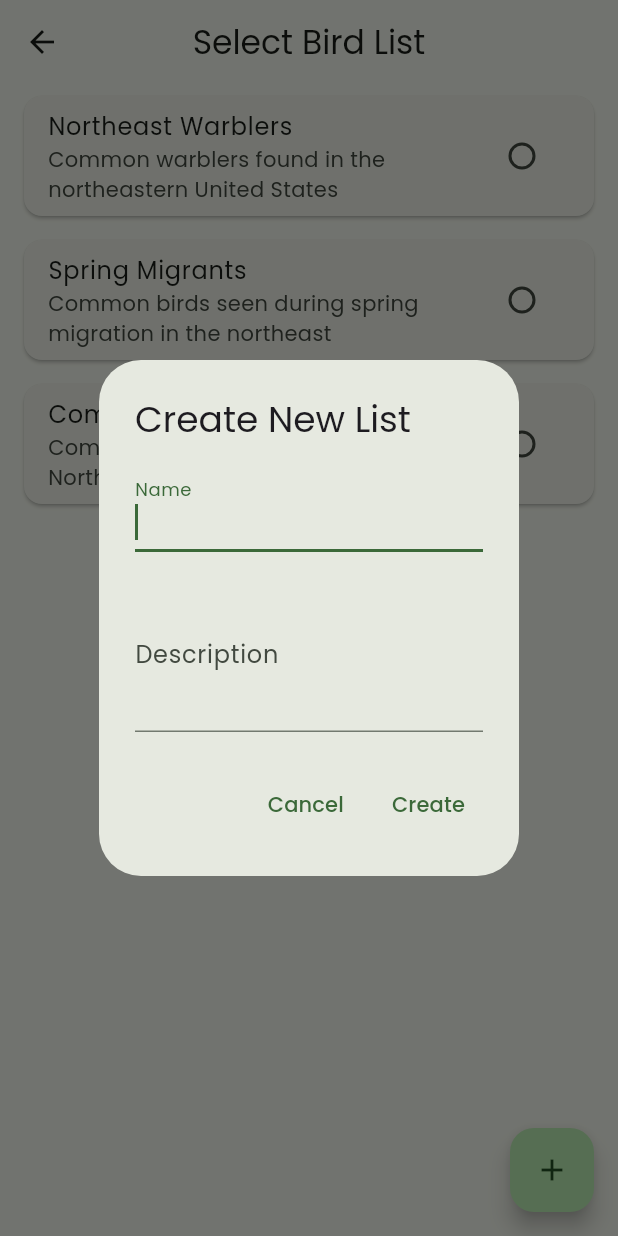
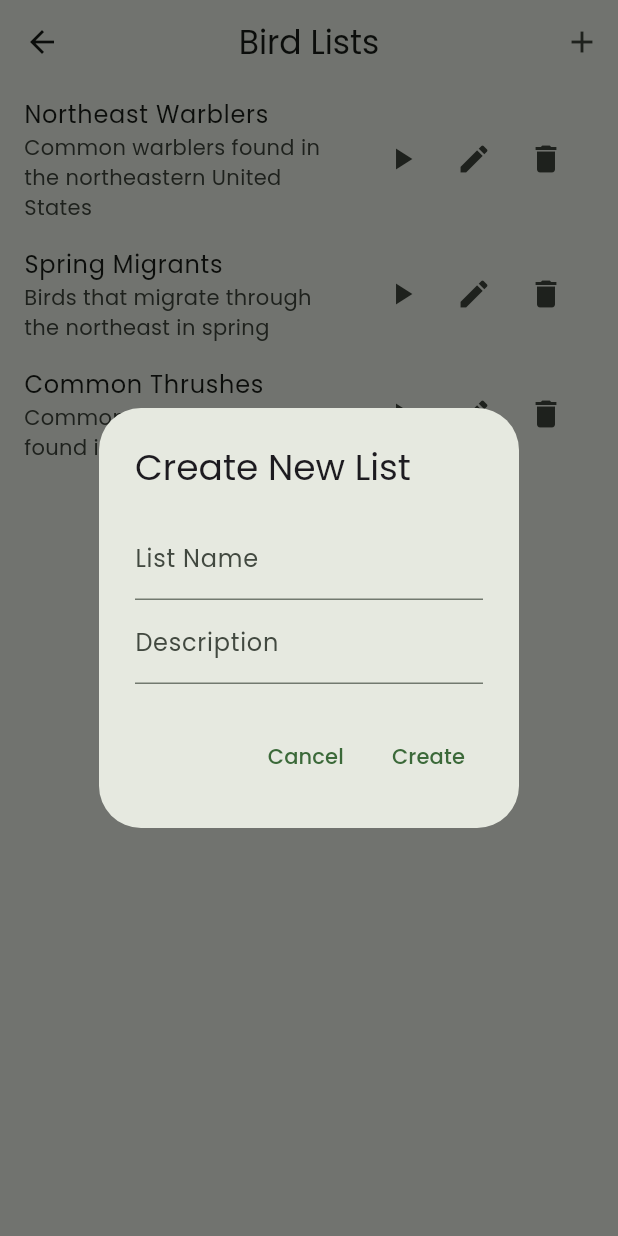
Before and after one commit to cfp02/Birdsong-Ear-Trainer, a Flutter app: the BirdListSelectionScreen screen opened by its route, after a tap on the "add" icon, on a phone screen of 412 x 824 dp. Run offline on Flutter 3.47's test engine with Material 3 defaults, Android fonts, the light colour scheme and no system bars; our stand-ins replace flutter_dotenv, flutter_riverpod, google_fonts, just_audio, shared_preferences, sqflite; accounts and stored records are empty.

```diff
--- a/birdsong_trainer/lib/models/bird_list.dart
+++ b/birdsong_trainer/lib/models/bird_list.dart
@@ -7,7 +7,7 @@ class BirdList {
   final String description;
   final List<String> birdIds;
   final bool isCustom;
-  final List<String> regions;
+  final List<String>? regions;
   final List<String>? families;
 
   const BirdList({
@@ -16,9 +16,76 @@ class BirdList {
     required this.description,
     required this.birdIds,
     this.isCustom = false,
-    required this.regions,
+    this.regions,
     this.families,
   });
+
+  static const List<BirdList> predefinedLists = [
+    BirdList(
+      id: 'northeast_warblers',
+      name: 'Northeast Warblers',
+      description: 'Common warblers found in the northeastern United States',
+      birdIds: [
+        'btbwar', // Black-throated Blue Warbler
+        'btgwar', // Black-throated Green Warbler
+        'comyel', // Common Yellowthroat
+        'ovenbi1', // Ovenbird
+        'prawar', // Prairie Warbler
+        'yelwar', // Yellow Warbler
+        'nswwar', // Northern Waterthrush
+        'mowar', // Mourning Warbler
+        'amered', // American Redstart
+        'magwar', // Magnolia Warbler
+        'bawwar', // Black-and-white Warbler
+        'blpwar', // Blackpoll Warbler
+        'bnowa', // Bay-breasted Warbler
+        'cawwar', // Canada Warbler
+        'chswar', // Chestnut-sided Warbler
+        'howwar', // Hooded Warbler
+        'kewwar', // Kentucky Warbler
+        'nopwar', // Northern Parula
+        'pawwar', // Palm Warbler
+        'prowar', // Prothonotary Warbler
+        'whtwar', // Wilson's Warbler
+        'yebcha', // Yellow-breasted Chat
+        'yewwar', // Yellow-throated Warbler
+      ],
+      regions: ['US-MA', 'US-NY', 'US-VT', 'US-NH', 'US-ME'],
+      families: ['Parulidae'],
+    ),
+    BirdList(
+      id: 'spring_migrants',
+      name: 'Spring Migrants',
+      description: 'Birds that migrate through the northeast in spring',
+      birdIds: [
+        'bawwar', // Black-and-white Warbler
+        'nswwar', // Northern Waterthrush
+        'ovenbi1', // Ovenbird
+        'comyel', // Common Yellowthroat
+        'yelwar', // Yellow Warbler
+        'btgwar', // Black-throated Green Warbler
+        'btbwar', // Black-throated Blue Warbler
+        'prawar', // Prairie Warbler
+        'amered', // American Redstart
+        'magwar', // Magnolia Warbler
+      ],
+      regions: ['US-MA', 'US-NY', 'US-VT', 'US-NH', 'US-ME'],
+    ),
+    BirdList(
+      id: 'common_thrushes',
+      name: 'Common Thrushes',
+      description: 'Common thrush species found in the northeast',
+      birdIds: [
+        'amerob', // American Robin
+        'herthr', // Hermit Thrush
+        'swathr', // Swainson's Thrush
+        'woothr', // Wood Thrush
+        'veery', // Veery
+      ],
+      regions: ['US-MA', 'US-NY', 'US-VT', 'US-NH', 'US-ME'],
+      families: ['Turdidae'],
+    ),
+  ];
 
   BirdList copyWith({
     String? id,
@@ -39,50 +106,4 @@ class BirdList {
       families: families ?? this.families,
     );
   }
-
-  static final List<BirdList> predefinedLists = [
-    const BirdList(
-      id: 'northeast_warblers',
-      name: 'Northeast Warblers',
-      description: 'Common warblers found in the northeastern United States',
-      birdIds: [
-        'btbwar', // Black-throated Blue Warbler
-        'btgwar', // Black-throated Green Warbler
-        'comyel', // Common Yellowthroat
-        'nswwar', // Northern Waterthrush
-        'ovenbi1', // Ovenbird
-        'prawar', // Prairie Warbler
-        'yelwar', // Yellow Warbler
-      ],
-      regions: ['US-MA', 'US-NY', 'US-CT', 'US-RI', 'US-NH', 'US-VT', 'US-ME'],
-      families: ['Parulidae'],
-    ),
-    const BirdList(
-      id: 'spring_migrants',
-      name: 'Spring Migrants',
-      description: 'Common birds seen during spring migration in the northeast',
-      birdIds: [
-        'bawwar', // Black-and-white Warbler
-        'comyel', // Common Yellowthroat
-        'ovenbi1', // Ovenbird
-        'swathr', // Swainson's Thrush
-        'whtspa', // White-throated Sparrow
-        'yelwar', // Yellow Warbler
-      ],
-      regions: ['US-MA', 'US-NY', 'US-CT', 'US-RI', 'US-NH', 'US-VT', 'US-ME'],
-    ),
-    const BirdList(
-      id: 'common_thrushes',
-      name: 'Common Thrushes',
-      description: 'Common thrush species found in North America',
-      birdIds: [
-        'amerob', // American Robin
-        'herthr', // Hermit Thrush
-        'swathr', // Swainson's Thrush
-        'woothr', // Wood Thrush
-      ],
-      regions: ['US-MA', 'US-NY', 'US-CT', 'US-RI', 'US-NH', 'US-VT', 'US-ME'],
-      families: ['Turdidae'],
-    ),
-  ];
 }
--- a/birdsong_trainer/lib/providers/bird_list_provider.dart
+++ b/birdsong_trainer/lib/providers/bird_list_provider.dart
@@ -3,6 +3,7 @@ import '../models/bird_list.dart';
 import '../models/bird.dart';
 import '../providers/ebird_provider.dart';
 import '../services/ebird_service.dart';
+import '../services/bird_mapping_service.dart';
 
 class BirdListsNotifier extends StateNotifier<List<BirdList>> {
   BirdListsNotifier() : super(BirdList.predefinedLists);
@@ -11,8 +12,8 @@ class BirdListsNotifier extends StateNotifier<List<BirdList>> {
     state = [...state, list];
   }
 
-  void removeCustomList(String id) {
-    state = state.where((list) => list.id != id).toList();
+  void removeCustomList(BirdList list) {
+    state = state.where((l) => l.id != list.id).toList();
   }
 
   void updateCustomList(BirdList updatedList) {
@@ -31,36 +32,50 @@ final selectedBirdListProvider = StateProvider<BirdList?>((ref) => null);
 
 final birdsInSelectedListProvider = FutureProvider<List<Bird>>((ref) async {
   final selectedList = ref.watch(selectedBirdListProvider);
-  final ebirdService = ref.watch(ebirdServiceProvider);
+  if (selectedList == null) return [];
 
-  if (selectedList == null) {
-    return [];
+  // Special handling for Northeast Warblers list
+  if (selectedList.name == 'Northeast Warblers') {
+    final ebirdService = ref.watch(ebirdServiceProvider);
+    try {
+      // Fetch all birds from MA region
+      final regionBirds =
+          await ebirdService.getBirdsByRegion(regionCode: 'US-MA');
+
+      // Filter for warblers
+      final warblers = regionBirds
+          .where((bird) {
+            final commonName = bird['comName'] as String? ?? '';
+            final scientificName = bird['sciName'] as String? ?? '';
+            final family = bird['familyComName'] as String? ?? '';
+
+            return commonName.toLowerCase().contains('warbler') ||
+                scientificName.toLowerCase().contains('setophaga') ||
+                scientificName.toLowerCase().contains('geothlypis') ||
+                scientificName.toLowerCase().contains('parkesia') ||
+                family.toLowerCase().contains('parulidae');
+          })
+          .map((birdData) => Bird(
+                speciesCode: birdData['speciesCode'] as String,
+                commonName: birdData['comName'] as String,
+                scientificName: birdData['sciName'] as String,
+                family: birdData['familyComName'] as String?,
+                region: 'US-MA',
+              ))
+          .toList();
+
+      print('Found ${warblers.length} warblers in MA region');
+      return warblers;
+    } catch (e) {
+      print('Error fetching warblers: $e');
+      return [];
+    }
   }
 
-  try {
-    final birds = <Bird>[];
-    for (final speciesCode in selectedList.birdIds) {
-      try {
-        final birdData = await ebirdService.getBirdData(speciesCode);
-        if (birdData != null) {
-          birds.add(Bird(
-            speciesCode: birdData['speciesCode'] ?? speciesCode,
-            commonName: birdData['comName'] ?? 'Unknown',
-            scientificName: birdData['sciName'] ?? 'Unknown',
-            family: birdData['familyComName'],
-            region: selectedList.regions.first,
-            difficulty: 1, // Default difficulty
-          ));
-        }
-      } catch (e) {
-        print('Error fetching bird data for $speciesCode: $e');
-        // Continue with next bird even if one fails
-      }
-    }
-    print('Successfully fetched ${birds.length} birds');
-    return birds;
-  } catch (e) {
-    print('Error in birdsInSelectedListProvider: $e');
-    rethrow;
-  }
+  // For other lists, use the existing mapping service
+  final mappingService = ref.watch(birdMappingServiceProvider);
+  final birds =
+      await mappingService.getBirdsFromSpeciesCodes(selectedList.birdIds);
+  print('Found ${birds.length} birds in list ${selectedList.name}');
+  return birds;
 });
--- a/birdsong_trainer/lib/providers/ebird_provider.dart
+++ b/birdsong_trainer/lib/providers/ebird_provider.dart
@@ -25,6 +25,6 @@ final selectedRegionProvider = StateProvider<String>((ref) {
 final birdsProvider =
     FutureProvider.family<List<Bird>, String>((ref, regionCode) async {
   final service = ref.watch(ebirdServiceProvider);
-  final birds = await service.getBirdsByRegion(regionCode);
+  final birds = await service.getBirdsByRegion(regionCode: regionCode);
   return birds.map((bird) => Bird.fromJson(bird)).toList();
 });
--- a/birdsong_trainer/lib/screens/bird_list_selection_screen.dart
+++ b/birdsong_trainer/lib/screens/bird_list_selection_screen.dart
@@ -3,39 +3,96 @@ import 'package:flutter_riverpod/flutter_riverpod.dart';
 import '../models/bird.dart';
 import '../models/bird_list.dart';
 import '../providers/bird_list_provider.dart';
-import '../providers/ebird_provider.dart';
+import 'bird_list_edit_screen.dart';
 import 'training_setup_screen.dart';
-import 'settings_screen.dart';
-import 'bird_list_edit_screen.dart';
 
 class BirdListSelectionScreen extends ConsumerWidget {
   const BirdListSelectionScreen({super.key});
 
-  void _showEditDialog(BuildContext context, WidgetRef ref, BirdList list) {
-    final nameController = TextEditingController(text: list.name);
-    final descriptionController = TextEditingController(text: list.description);
+  @override
+  Widget build(BuildContext context, WidgetRef ref) {
+    final birdLists = ref.watch(birdListsProvider);
+    final selectedList = ref.watch(selectedBirdListProvider);
+    final birdsInList = ref.watch(birdsInSelectedListProvider);
+
+    return Scaffold(
+      appBar: AppBar(
+        title: const Text('Bird Lists'),
+        actions: [
+          IconButton(
+            icon: const Icon(Icons.add),
+            onPressed: () => _showCreateListDialog(context, ref),
+          ),
+        ],
+      ),
+      body: ListView.builder(
+        itemCount: birdLists.length,
+        itemBuilder: (context, index) {
+          final list = birdLists[index];
+          return ListTile(
+            title: Text(list.name),
+            subtitle: Text(list.description ?? ''),
+            trailing: Row(
+              mainAxisSize: MainAxisSize.min,
+              children: [
+                IconButton(
+                  icon: const Icon(Icons.play_arrow),
+                  onPressed: () {
+                    // Set the selected list and navigate to training setup
+                    ref.read(selectedBirdListProvider.notifier).state = list;
+                    Navigator.pushNamed(
+                      context,
+                      '/training-setup',
+                      arguments: list,
+                    );
+                  },
+                ),
+                IconButton(
+                  icon: const Icon(Icons.edit),
+                  onPressed: () => Navigator.pushNamed(
+                    context,
+                    '/edit-list',
+                    arguments: list,
+                  ),
+                ),
+                IconButton(
+                  icon: const Icon(Icons.delete),
+                  onPressed: () =>
+                      _showDeleteConfirmationDialog(context, ref, list),
+                ),
+              ],
+            ),
+            onTap: () => Navigator.pushNamed(
+              context,
+              '/edit-list',
+              arguments: list,
+            ),
+          );
+        },
+      ),
+    );
+  }
+
+  void _showCreateListDialog(BuildContext context, WidgetRef ref) {
+    final nameController = TextEditingController();
+    final descriptionController = TextEditingController();
 
     showDialog(
       context: context,
       builder: (context) => AlertDialog(
-        title: const Text('Edit Bird List'),
-        content: SingleChildScrollView(
-          child: Column(
+        title: const Text('Create New List'),
+        content: Column(
           mainAxisSize: MainAxisSize.min,
           children: [
             TextField(
               controller: nameController,
-                decoration: const InputDecoration(labelText: 'Name'),
-                autofocus: true,
+              decoration: const InputDecoration(labelText: 'List Name'),
             ),
-              const SizedBox(height: 16),
             TextField(
               controller: descriptionController,
               decoration: const InputDecoration(labelText: 'Description'),
-                maxLines: 3,
             ),
           ],
-          ),
         ),
         actions: [
           TextButton(
@@ -45,112 +102,15 @@ class BirdListSelectionScreen extends ConsumerWidget {
           TextButton(
             onPressed: () {
               if (nameController.text.isNotEmpty) {
-                final updatedList = list.copyWith(
-                  name: nameController.text,
-                  description: descriptionController.text,
-                );
-                ref
-                    .read(birdListsProvider.notifier)
-                    .updateCustomList(updatedList);
-                Navigator.pop(context);
-              }
-            },
-            child: const Text('Save'),
-          ),
-        ],
-      ),
-    );
-  }
-
-  @override
-  Widget build(BuildContext context, WidgetRef ref) {
-    final birdLists = ref.watch(birdListsProvider);
-    final selectedList = ref.watch(selectedBirdListProvider);
-
-    return Scaffold(
-      appBar: AppBar(
-        title: const Text('Select Bird List'),
-        leading: IconButton(
-          icon: const Icon(Icons.arrow_back),
-          onPressed: () => Navigator.pop(context),
-        ),
-      ),
-      body: ListView.builder(
-        itemCount: birdLists.length,
-        itemBuilder: (context, index) {
-          final list = birdLists[index];
-          return Card(
-            margin: const EdgeInsets.symmetric(horizontal: 16, vertical: 8),
-            child: ListTile(
-              title: Text(list.name),
-              subtitle: Text(list.description),
-              trailing: Radio<BirdList>(
-                value: list,
-                groupValue: selectedList,
-                onChanged: (BirdList? value) {
-                  if (value != null) {
-                    ref.read(selectedBirdListProvider.notifier).state = value;
-                  }
-                },
-              ),
-              onTap: () {
-                if (list.isCustom) {
-                  _showEditDialog(context, ref, list);
-                } else {
-                  ref.read(selectedBirdListProvider.notifier).state = list;
-                }
-              },
-            ),
-          );
-        },
-      ),
-      floatingActionButton: FloatingActionButton(
-        onPressed: () {
-          final nameController = TextEditingController();
-          final descriptionController = TextEditingController();
-
-          showDialog(
-            context: context,
-            builder: (context) => AlertDialog(
-              title: const Text('Create New List'),
-              content: SingleChildScrollView(
-                child: Column(
-                  mainAxisSize: MainAxisSize.min,
-                  children: [
-                    TextField(
-                      controller: nameController,
-                      decoration: const InputDecoration(labelText: 'Name'),
-                      autofocus: true,
-                    ),
-                    const SizedBox(height: 16),
-                    TextField(
-                      controller: descriptionController,
-                      decoration:
-                          const InputDecoration(labelText: 'Description'),
-                      maxLines: 3,
-                    ),
-                  ],
-                ),
-              ),
-              actions: [
-                TextButton(
-                  onPressed: () => Navigator.pop(context),
-                  child: const Text('Cancel'),
-                ),
-                TextButton(
-                  onPressed: () {
-                    if (nameController.text.isNotEmpty) {
-                      final newList = BirdList(
+                ref.read(birdListsProvider.notifier).addCustomList(
+                      BirdList(
                         id: DateTime.now().millisecondsSinceEpoch.toString(),
                         name: nameController.text,
                         description: descriptionController.text,
-                        birdIds: const [],
+                        birdIds: [],
                         isCustom: true,
-                        regions: const ['US-MA'],
+                      ),
                     );
-                      ref
-                          .read(birdListsProvider.notifier)
-                          .addCustomList(newList);
                 Navigator.pop(context);
               }
             },
@@ -159,8 +119,31 @@ class BirdListSelectionScreen extends ConsumerWidget {
         ],
       ),
     );
+  }
+
+  void _showDeleteConfirmationDialog(
+    BuildContext context,
+    WidgetRef ref,
+    BirdList list,
+  ) {
+    showDialog(
+      context: context,
+      builder: (context) => AlertDialog(
+        title: const Text('Delete List'),
+        content: Text('Are you sure you want to delete "${list.name}"?'),
+        actions: [
+          TextButton(
+            onPressed: () => Navigator.pop(context),
+            child: const Text('Cancel'),
+          ),
+          TextButton(
+            onPressed: () {
+              ref.read(birdListsProvider.notifier).removeCustomList(list);
+              Navigator.pop(context);
             },
-        child: const Icon(Icons.add),
+            child: const Text('Delete'),
+          ),
+        ],
       ),
     );
   }
--- a/birdsong_trainer/lib/screens/home_screen.dart
+++ b/birdsong_trainer/lib/screens/home_screen.dart
@@ -17,7 +17,7 @@ class HomeScreen extends ConsumerWidget {
           children: [
             ElevatedButton(
               onPressed: () {
-                Navigator.pushNamed(context, '/bird-lists');
+                Navigator.pushNamed(context, '/lists');
               },
               child: const Text('Select Bird List'),
             ),
```
Also changed, not shown: birdsong_trainer/lib/main.dart (+13 -3 lines), birdsong_trainer/lib/models/bird.dart (+9 -4 lines), birdsong_trainer/lib/providers/training_provider.dart (+9 -2 lines), birdsong_trainer/lib/screens/bird_list_edit_screen.dart (+32 -9 lines), birdsong_trainer/lib/screens/training_screen.dart (+36 -3 lines), birdsong_trainer/lib/services/bird_mapping_service.dart (added, +66 -0 lines), birdsong_trainer/lib/services/ebird_service.dart (+51 -53 lines), 1 other file. Lines whose indentation alone changed are shown as unchanged.
